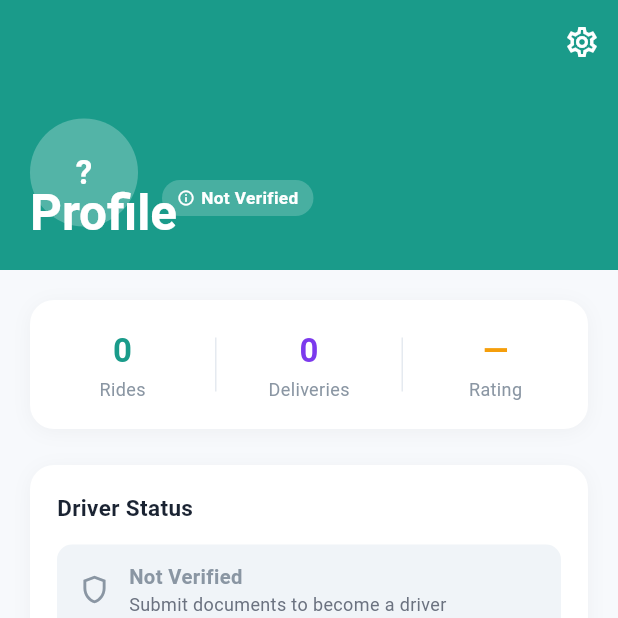
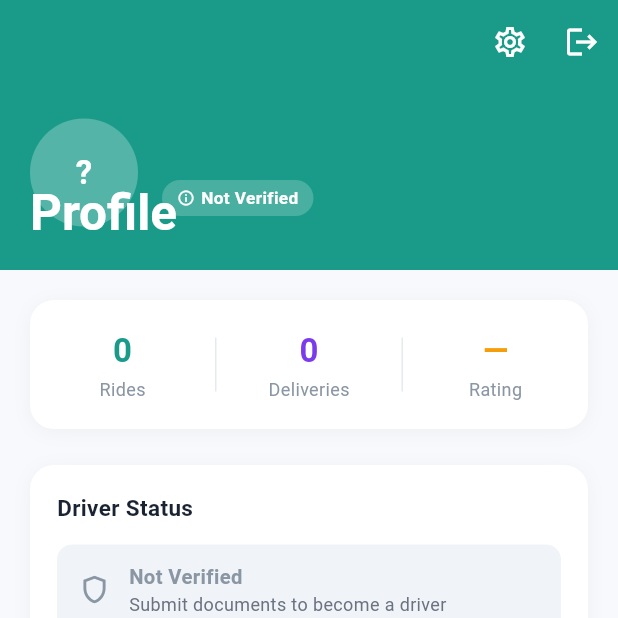
Before and after one commit to Ramimoha1/Unipool, a Flutter app: the screen it shows once a user with an empty profile is signed in, on a phone screen of 412 x 824 dp, the top half of it. Run offline on Flutter 3.47's test engine with Material 3 defaults, Android fonts, the phone set to English and light mode, and no system bars; our stand-ins replace cloud_firestore, firebase_auth, firebase_core, firebase_storage, image_picker; accounts and stored records are empty.

Commit message:
#5 Added logout button in profile page

```diff
--- a/lib/features/profile/presentation/profile_screen.dart
+++ b/lib/features/profile/presentation/profile_screen.dart
@@ -118,6 +118,10 @@ class _ProfileScreenState extends State<ProfileScreen> {
           icon: const Icon(Icons.settings_outlined, color: Colors.white),
           onPressed: () {},
         ),
+        IconButton(
+            icon: const Icon(Icons.logout, color: Colors.white),
+            onPressed: () => FirebaseAuth.instance.signOut(),
+          ),
       ],
       flexibleSpace: FlexibleSpaceBar(
         background: Container(
```
